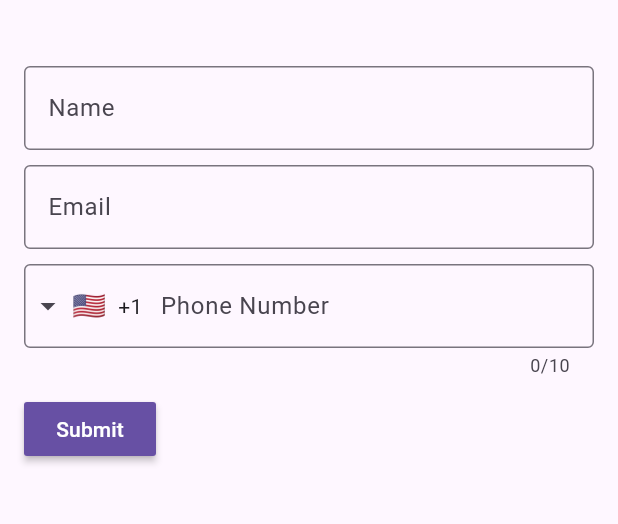
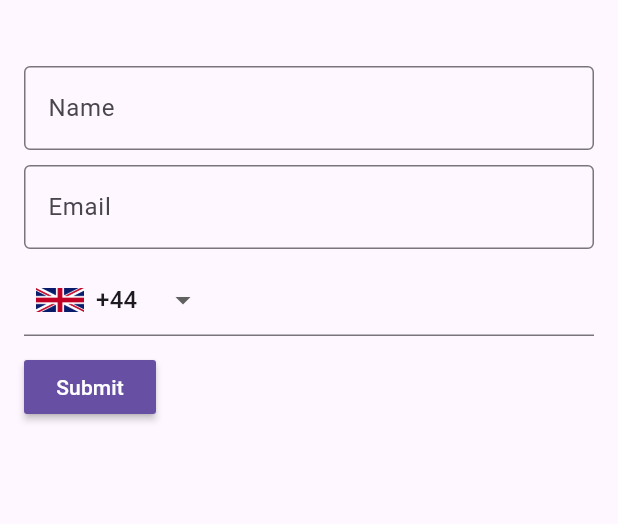
Before and after one commit to SahanMonaara/intl_country_code_field, a Flutter app: the screen it shows after launch, on a phone screen of 412 x 824 dp, the part 63-587 px from its top. Run offline on Flutter 3.47's test engine with Material 3 defaults, Android fonts, the phone set to English and light mode, and no system bars.

Commit message:
final push with all the function

```diff
--- a/example/lib/main.dart
+++ b/example/lib/main.dart
@@ -55,19 +55,18 @@ class _MyAppState extends State<MyApp> {
                 ),
                 IntlPhoneField(
                   focusNode: focusNode,
-                  decoration: InputDecoration(
-                    labelText: 'Phone Number',
-                    border: OutlineInputBorder(
-                      borderSide: BorderSide(),
-                    ),
-                  ),
+                  decoration: InputDecoration(counter: Container()),
                   languageCode: "en",
                   onChanged: (phone) {
                     print(phone.completeNumber);
                   },
+                  flagsButtonMargin: EdgeInsets.only(left: 8),
+                  flagsButtonPadding: EdgeInsets.zero,
                   onCountryChanged: (country) {
                     print('Country changed to: ' + country.name);
                   },
+                  disableLengthCheck: false,
+                  autovalidateMode: AutovalidateMode.onUserInteraction,
                 ),
                 SizedBox(
                   height: 10,
--- a/lib/intl_phone_field.dart
+++ b/lib/intl_phone_field.dart
@@ -1,10 +1,9 @@
 library intl_phone_field;
 
 import 'dart:async';
-import 'package:flutter/foundation.dart' show kIsWeb;
+
 import 'package:flutter/material.dart';
 import 'package:flutter/services.dart';
-import 'package:intl_phone_field/country_picker_dialog.dart';
 import 'package:intl_phone_field/helpers.dart';
 
 import './countries.dart';
@@ -171,19 +170,13 @@ class IntlPhoneField extends StatefulWidget {
   /// {@macro flutter.widgets.editableText.inputFormatters}
   final List<TextInputFormatter>? inputFormatters;
 
-  /// The text that describes the search input field.
-  ///
-  /// When the input field is empty and unfocused, the label is displayed on top of the input field (i.e., at the same location on the screen where text may be entered in the input field).
-  /// When the input field receives focus (or if the field is non-empty), the label moves above (i.e., vertically adjacent to) the input field.
-  final String searchText;
-
   /// Position of an icon [leading, trailing]
   final IconPosition dropdownIconPosition;
 
   /// Icon of the drop down button.
   ///
   /// Default is [Icon(Icons.arrow_drop_down)]
-  final Icon dropdownIcon;
+  final Widget dropdownIcon;
 
   /// Whether this text field should focus itself if nothing else is already focused.
   final bool autofocus;
@@ -232,10 +225,6 @@ class IntlPhoneField extends StatefulWidget {
   /// The type of action button to use for the keyboard.
   final TextInputAction? textInputAction;
 
-  /// Optional set of styles to allow for customizing the country search
-  /// & pick dialog
-  final PickerDialogStyle? pickerDialogStyle;
-
   /// The margin of the country selector button.
   ///
   /// The amount of space to surround the country selector button.
@@ -248,6 +237,49 @@ class IntlPhoneField extends StatefulWidget {
 
   /// If null, default magnification configuration will be used.
   final TextMagnifierConfiguration? magnifierConfiguration;
+
+  /// [Comparator] to be used in sort of country list
+  final Comparator<Country>? sortComparator;
+
+  /// List of countries that are placed on top
+  final List<Country>? priorityList;
+
+  /// Boolean property to enabled/disable expanded property of DropdownButton
+  final bool isExpanded;
+
+  /// See [itemHeight] of [DropdownButton]
+  final double? itemHeight;
+
+  /// See [isDense] of [DropdownButton]
+  final bool isDense;
+
+  /// See [underline] of [DropdownButton]
+  final Widget? underline;
+
+  /// See [dropdownColor] of [DropdownButton]
+  final Color? dropdownColor;
+
+  /// See [icon] of [DropdownButton]
+  final Widget? icon;
+
+  /// See [iconDisabledColor] of [DropdownButton]
+  final Color? iconDisabledColor;
+
+  /// See [iconEnabledColor] of [DropdownButton]
+  final Color? iconEnabledColor;
+
+  /// See [iconSize] of [DropdownButton]
+  final double iconSize;
+
+  /// See [hint] of [DropdownButton]
+  final Widget? hint;
+
+  /// See [disabledHint] of [DropdownButton]
+  final Widget? disabledHint;
+
+  /// Set first item in the country list as selected initially
+  /// if initialValue is not provided
+  final bool isFirstDefaultIfInitialValueNotProvided;
 
   const IntlPhoneField({
     Key? key,
@@ -278,7 +310,7 @@ class IntlPhoneField extends StatefulWidget {
     this.inputFormatters,
     this.enabled = true,
     this.keyboardAppearance,
-    @Deprecated('Use searchFieldInputDecoration of PickerDialogStyle instead') this.searchText = 'Search country',
+    @Deprecated('Use searchFieldInputDecoration of PickerDialogStyle instead')
     this.dropdownIconPosition = IconPosition.leading,
     this.dropdownIcon = const Icon(Icons.arrow_drop_down),
     this.autofocus = false,
@@ -293,9 +325,22 @@ class IntlPhoneField extends StatefulWidget {
     this.cursorRadius = Radius.zero,
     this.cursorWidth = 2.0,
     this.showCursor = true,
-    this.pickerDialogStyle,
     this.flagsButtonMargin = EdgeInsets.zero,
     this.magnifierConfiguration,
+    this.sortComparator,
+    this.priorityList,
+    this.isExpanded = false,
+    this.itemHeight = kMinInteractiveDimension,
+    this.isDense = false,
+    this.underline,
+    this.dropdownColor,
+    this.icon,
+    this.iconDisabledColor,
+    this.iconEnabledColor,
+    this.iconSize = 24.0,
+    this.hint,
+    this.disabledHint,
+    this.isFirstDefaultIfInitialValueNotProvided = true,
   }) : super(key: key);
 
   @override
@@ -305,7 +350,6 @@ class IntlPhoneField extends StatefulWidget {
 class _IntlPhoneFieldState extends State<IntlPhoneField> {
   late List<Country> _countryList;
   late Country _selectedCountry;
-  late List<Country> filteredCountries;
   late String number;
 
   String? validatorMessage;
@@ -314,25 +358,29 @@ class _IntlPhoneFieldState extends State<IntlPhoneField> {
   void initState() {
     super.initState();
     _countryList = widget.countries ?? countries;
-    filteredCountries = _countryList;
     number = widget.initialValue ?? '';
     if (widget.initialCountryCode == null && number.startsWith('+')) {
       number = number.substring(1);
       // parse initial value
-      _selectedCountry = countries.firstWhere((country) => number.startsWith(country.fullCountryCode),
+      _selectedCountry = countries.firstWhere(
+          (country) => number.startsWith(country.fullCountryCode),
           orElse: () => _countryList.first);
 
       // remove country code from the initial number value
-      number = number.replaceFirst(RegExp("^${_selectedCountry.fullCountryCode}"), "");
+      number = number.replaceFirst(
+          RegExp("^${_selectedCountry.fullCountryCode}"), "");
     } else {
-      _selectedCountry = _countryList.firstWhere((item) => item.code == (widget.initialCountryCode ?? 'US'),
+      _selectedCountry = _countryList.firstWhere(
+          (item) => item.code == (widget.initialCountryCode ?? 'GB'),
           orElse: () => _countryList.first);
 
       // remove country code from the initial number value
       if (number.startsWith('+')) {
-        number = number.replaceFirst(RegExp("^\\+${_selectedCountry.fullCountryCode}"), "");
+        number = number.replaceFirst(
+            RegExp("^\\+${_selectedCountry.fullCountryCode}"), "");
       } else {
-        number = number.replaceFirst(RegExp("^${_selectedCountry.fullCountryCode}"), "");
+        number = number.replaceFirst(
+            RegExp("^${_selectedCountry.fullCountryCode}"), "");
       }
     }
 
@@ -355,36 +403,14 @@ class _IntlPhoneFieldState extends State<IntlPhoneField> {
     }
   }
 
-  Future<void> _changeCountry() async {
-    filteredCountries = _countryList;
-    await showDialog(
-      context: context,
-      useRootNavigator: false,
-      builder: (context) => StatefulBuilder(
-        builder: (ctx, setState) => CountryPickerDialog(
-          languageCode: widget.languageCode.toLowerCase(),
-          style: widget.pickerDialogStyle,
-          filteredCountries: filteredCountries,
-          searchText: widget.searchText,
-          countryList: _countryList,
-          selectedCountry: _selectedCountry,
-          onCountryChanged: (Country country) {
-            _selectedCountry = country;
-            widget.onCountryChanged?.call(country);
-            setState(() {});
-          },
-        ),
-      ),
-    );
-    if (mounted) setState(() {});
-  }
-
   @override
   Widget build(BuildContext context) {
     return TextFormField(
       key: widget.formFieldKey,
       initialValue: (widget.controller == null) ? number : null,
-      autofillHints: widget.disableAutoFillHints ? null : [AutofillHints.telephoneNumberNational],
+      autofillHints: widget.disableAutoFillHints
+          ? null
+          : [AutofillHints.telephoneNumberNational],
       readOnly: widget.readOnly,
       obscureText: widget.obscureText,
       textAlign: widget.textAlign,
@@ -400,7 +426,7 @@ class _IntlPhoneFieldState extends State<IntlPhoneField> {
       onFieldSubmitted: widget.onSubmitted,
       magnifierConfiguration: widget.magnifierConfiguration,
       decoration: widget.decoration.copyWith(
-        prefixIcon: _buildFlagsButton(),
+        prefixIcon: _buildNewFlagButton(),
         counterText: !widget.enabled ? '' : null,
       ),
       style: widget.style,
@@ -408,7 +434,8 @@ class _IntlPhoneFieldState extends State<IntlPhoneField> {
         widget.onSaved?.call(
           PhoneNumber(
             countryISOCode: _selectedCountry.code,
-            countryCode: '+${_selectedCountry.dialCode}${_selectedCountry.regionCode}',
+            countryCode:
+                '+${_selectedCountry.dialCode}${_selectedCountry.regionCode}',
             number: value!,
           ),
         );
@@ -429,14 +456,25 @@ class _IntlPhoneFieldState extends State<IntlPhoneField> {
       validator: (value) {
         if (value == null || !isNumeric(value)) return validatorMessage;
         if (!widget.disableLengthCheck) {
-          return value.length >= _selectedCountry.minLength && value.length <= _selectedCountry.maxLength
+          return value.length >=
+                      (value.startsWith('0')
+                          ? _selectedCountry.minLength + 1
+                          : _selectedCountry.minLength) &&
+                  value.length <=
+                      (value.startsWith('0')
+                          ? _selectedCountry.maxLength + 1
+                          : _selectedCountry.maxLength)
               ? null
               : widget.invalidNumberMessage;
         }
 
         return validatorMessage;
       },
-      maxLength: widget.disableLengthCheck ? null : _selectedCountry.maxLength,
+      maxLength: widget.disableLengthCheck
+          ? null
+          : (widget.controller?.text.startsWith('0') ?? false
+              ? _selectedCountry.maxLength
+              : _selectedCountry.maxLength + 1),
       keyboardType: widget.keyboardType,
       inputFormatters: widget.inputFormatters,
       enabled: widget.enabled,
@@ -447,45 +485,57 @@ class _IntlPhoneFieldState extends State<IntlPhoneField> {
     );
   }
 
-  Container _buildFlagsButton() {
+  Widget _buildNewFlagButton() {
+    return DropdownButton<Country>(
+      hint: widget.hint,
+      disabledHint: widget.disabledHint,
+      onTap: widget.onTap,
+      icon: widget.icon,
+      iconSize: widget.iconSize,
+      iconDisabledColor: widget.iconDisabledColor,
+      iconEnabledColor: widget.iconEnabledColor,
+      dropdownColor: widget.dropdownColor,
+      underline: widget.underline ?? const SizedBox(),
+      isDense: widget.isDense,
+      isExpanded: widget.isExpanded,
+      onChanged: (value) {
+        if (value != null) {
+          setState(() {
+            _selectedCountry = value;
+          });
+        }
+      },
+      items: countries
+          .map((country) => DropdownMenuItem<Country>(
+              value: country, child: _buildDefaultMenuItem(country)))
+          .toList(),
+      value: _selectedCountry,
+      itemHeight: widget.itemHeight,
+    );
+  }
+
+  Widget _buildDefaultMenuItem(Country country) {
     return Container(
       margin: widget.flagsButtonMargin,
       child: DecoratedBox(
         decoration: widget.dropdownDecoration,
-        child: InkWell(
-          borderRadius: widget.dropdownDecoration.borderRadius as BorderRadius?,
-          onTap: widget.enabled ? _changeCountry : null,
         child: Padding(
           padding: widget.flagsButtonPadding,
           child: Row(
             mainAxisSize: MainAxisSize.min,
             mainAxisAlignment: MainAxisAlignment.center,
             children: <Widget>[
-                const SizedBox(
-                  width: 4,
-                ),
-                if (widget.enabled &&
-                    widget.showDropdownIcon &&
-                    widget.dropdownIconPosition == IconPosition.leading) ...[
-                  widget.dropdownIcon,
-                  const SizedBox(width: 4),
-                ],
               if (widget.showCountryFlag) ...[
-                  kIsWeb
-                      ? Image.asset(
-                          'assets/flags/${_selectedCountry.code.toLowerCase()}.png',
+                Image.asset(
+                  'assets/flags/${country.code.toLowerCase()}.png',
                   package: 'intl_phone_field',
                   width: 32,
-                        )
-                      : Text(
-                          _selectedCountry.flag,
-                          style: const TextStyle(fontSize: 18),
                 ),
                 const SizedBox(width: 8),
               ],
               FittedBox(
                 child: Text(
-                    '+${_selectedCountry.dialCode}',
+                  '+${country.dialCode}',
                   style: widget.dropdownTextStyle,
                 ),
               ),
@@ -495,9 +545,7 @@ class _IntlPhoneFieldState extends State<IntlPhoneField> {
                 const SizedBox(width: 4),
                 widget.dropdownIcon,
               ],
-                const SizedBox(width: 8),
             ],
-            ),
           ),
         ),
       ),
```
Also changed, not shown: lib/country_picker_dialog.dart (deleted, +0 -158 lines), lib/helpers.dart (+2 -27 lines), 4 other files. Lines whose indentation alone changed are shown as unchanged.
